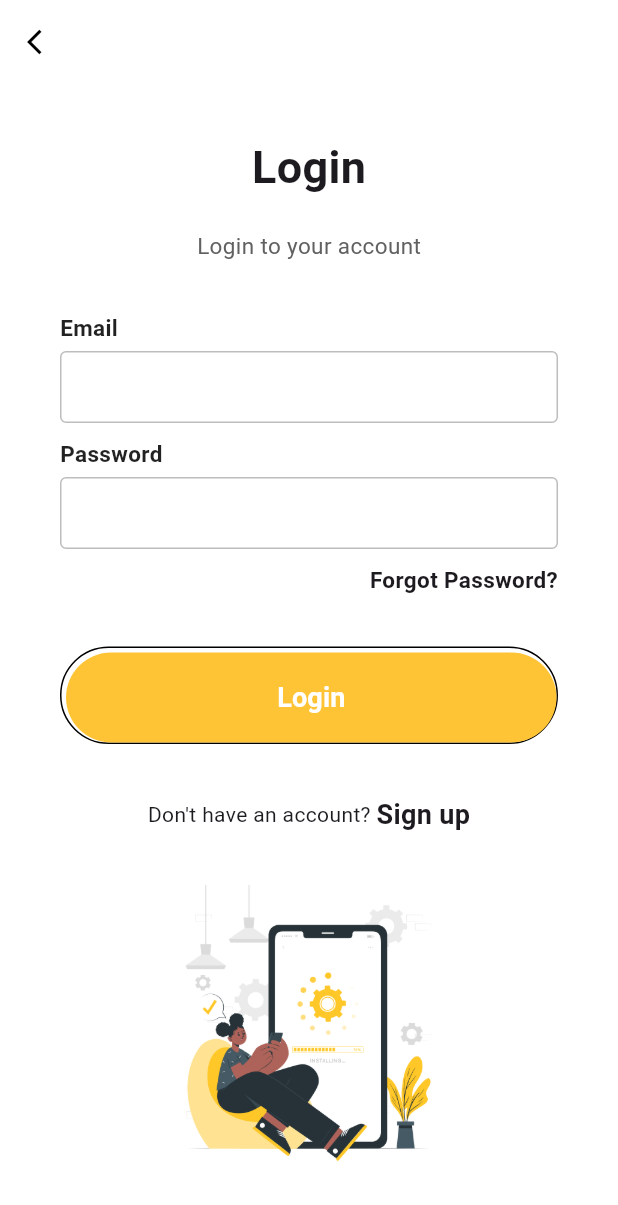
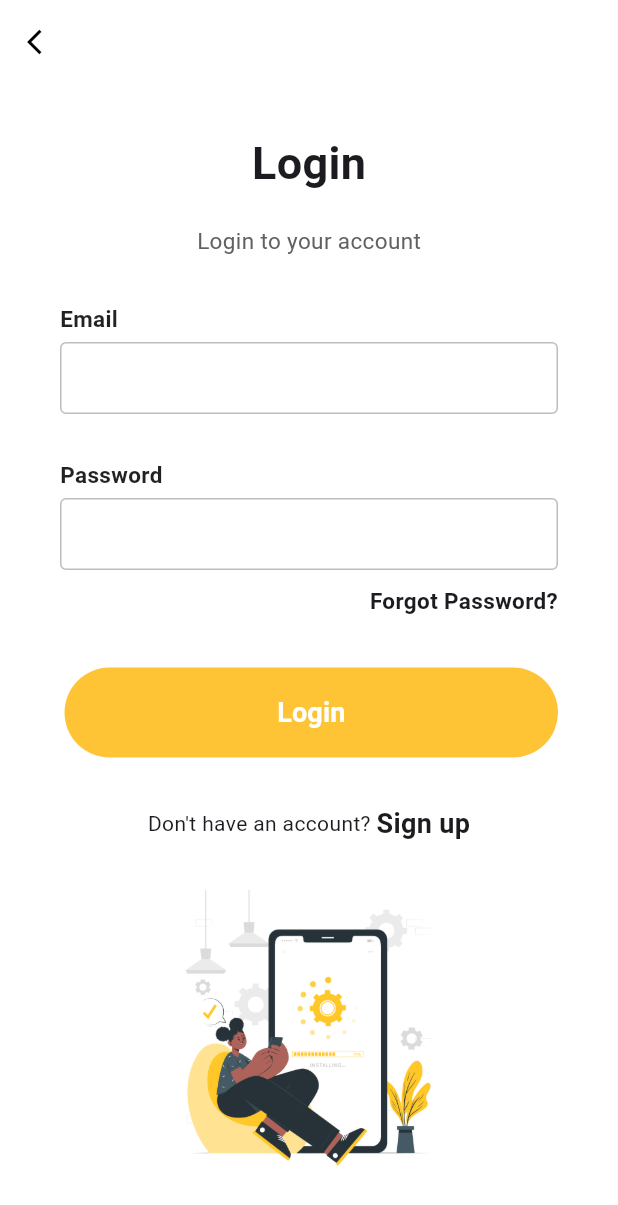
Before and after one commit to JJILU/demo_events_mobile_app, a Flutter app: the screen it shows after launch, after a tap on "Login", on a phone screen of 412 x 824 dp. Shown: the top 1205 px of the screen. Run offline on Flutter 3.47's test engine with Material 3 defaults, Android fonts, the phone set to English and light mode, and no system bars.

Commit message:
changed color fill in otp

```diff
--- a/lib/user_authentication/login_page.dart
+++ b/lib/user_authentication/login_page.dart
@@ -76,6 +76,7 @@ class _LoginPageState extends State<LoginPage> {
                         inputFile(
                           label: "Email",
                         ),
+                        const SizedBox(height: 20.0),
                         inputFile(
                           label: "Password",
                           obscureText: true,
@@ -114,20 +115,20 @@ class _LoginPageState extends State<LoginPage> {
                       padding: const EdgeInsets.only(top: 3, left: 3),
                       decoration: BoxDecoration(
                         borderRadius: BorderRadius.circular(50),
-                        border: const Border(
-                          bottom: BorderSide(
-                            color: Colors.black,
-                          ),
-                          top: BorderSide(
-                            color: Colors.black,
-                          ),
-                          left: BorderSide(
-                            color: Colors.black,
-                          ),
-                          right: BorderSide(
-                            color: Colors.black,
-                          ),
-                        ),
+                        // border: const Border(
+                        //   bottom: BorderSide(
+                        //     color: Colors.black,
+                        //   ),
+                        //   top: BorderSide(
+                        //     color: Colors.black,
+                        //   ),
+                        //   left: BorderSide(
+                        //     color: Colors.black,
+                        //   ),
+                        //   right: BorderSide(
+                        //     color: Colors.black,
+                        //   ),
+                        // ),
                       ),
                       child: MaterialButton(
                         minWidth: double.infinity,
--- a/lib/user_authentication/otp_verification.dart
+++ b/lib/user_authentication/otp_verification.dart
@@ -21,7 +21,11 @@ class _OtpVerifyPageState extends State<OtpVerifyPage> {
         width: 55.0,
         height: 55.0,
         decoration: BoxDecoration(
-          color: Colors.grey[700],
+          color: Colors.white,
+          border: Border.all(
+            color: Colors.black,
+            width: 1.0,
+          ),
           borderRadius: BorderRadius.circular(10.0),
         ),
         child: const TextField(
```
